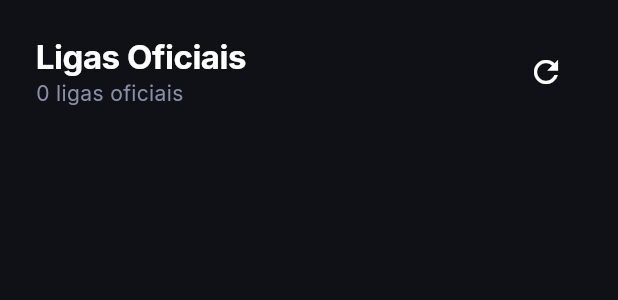
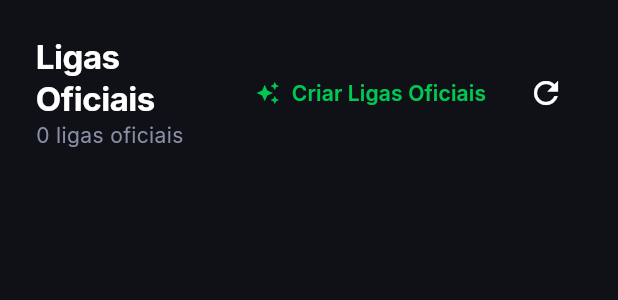
Before and after one commit to matrixrace/matrixraceapp, a Flutter app: the AdminLeaguesScreen widget shown alone on an empty page, opened directly, on a phone screen of 412 x 824 dp. Shown: the top 300 px of the screen. Run offline on Flutter 3.47's test engine with Material 3 defaults, Android fonts, the phone set to English and light mode, and no system bars; our stand-ins replace cached_network_image, equatable, firebase_auth, firebase_core, flutter_bloc, go_router and 2 more; missing offline and left inert: dart:html; accounts and stored records are empty; network calls fail.

Commit message:
feat: botão Criar Ligas Oficiais na tela admin de ligas
Co-Authored-By: Claude Sonnet 4.6 <noreply@anthropic.com>

```diff
--- a/frontend/lib/features/admin/presentation/screens/admin_leagues_screen.dart
+++ b/frontend/lib/features/admin/presentation/screens/admin_leagues_screen.dart
@@ -14,11 +14,25 @@ class _AdminLeaguesScreenState extends State<AdminLeaguesScreen> {
   final ApiClient _api = ApiClient();
   List<dynamic> _leagues = [];
   bool _loading = true;
+  bool _seeding = false;
 
   @override
   void initState() {
     super.initState();
     _load();
+  }
+
+  Future<void> _seedLeagues() async {
+    setState(() => _seeding = true);
+    final res = await _api.post('/admin/leagues/seed');
+    if (mounted) {
+      setState(() => _seeding = false);
+      ScaffoldMessenger.of(context).showSnackBar(SnackBar(
+        content: Text(res.success ? res.message : 'Erro: ${res.message}'),
+        backgroundColor: res.success ? AppTheme.successGreen : AppTheme.primaryRed,
+      ));
+      if (res.success) _load();
+    }
   }
 
   Future<void> _load() async {
@@ -53,6 +67,18 @@ class _AdminLeaguesScreenState extends State<AdminLeaguesScreen> {
                         ],
                       ),
                     ),
+                    if (_seeding)
+                      const SizedBox(
+                        width: 24, height: 24,
+                        child: CircularProgressIndicator(strokeWidth: 2),
+                      )
+                    else
+                      TextButton.icon(
+                        onPressed: _seedLeagues,
+                        icon: const Icon(Icons.auto_awesome, size: 16),
+                        label: const Text('Criar Ligas Oficiais'),
+                        style: TextButton.styleFrom(foregroundColor: AppTheme.primaryRed),
+                      ),
                     IconButton(onPressed: _load, icon: const Icon(Icons.refresh)),
                   ],
                 ),
```
Also changed, not shown: 3 other files.
